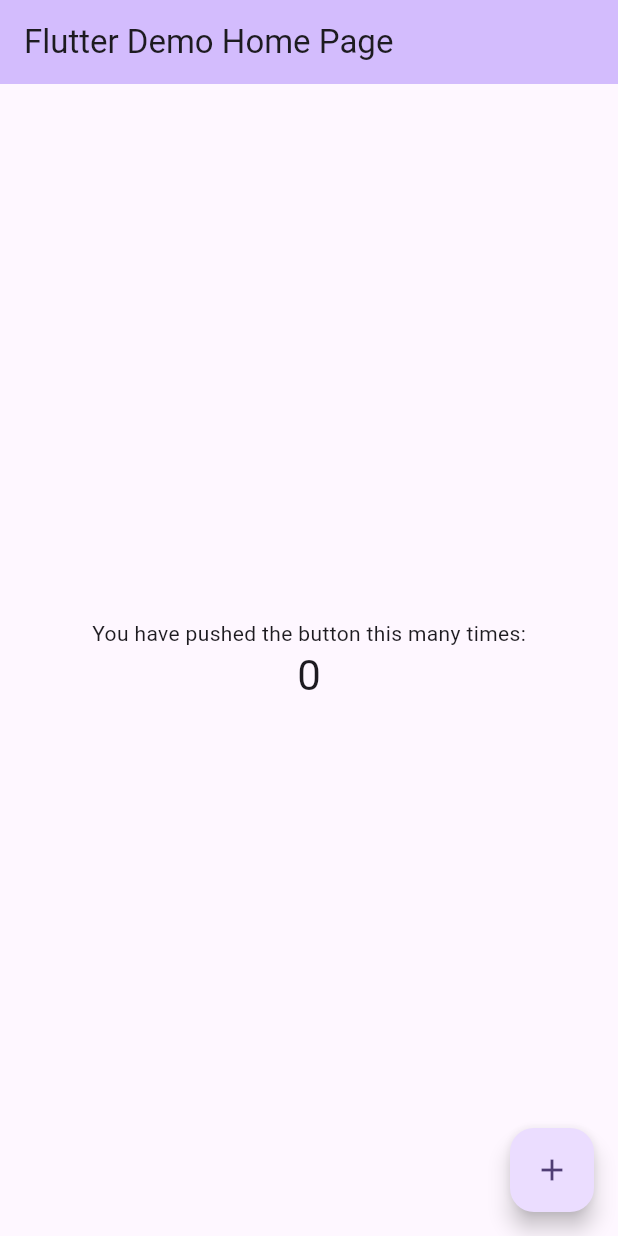
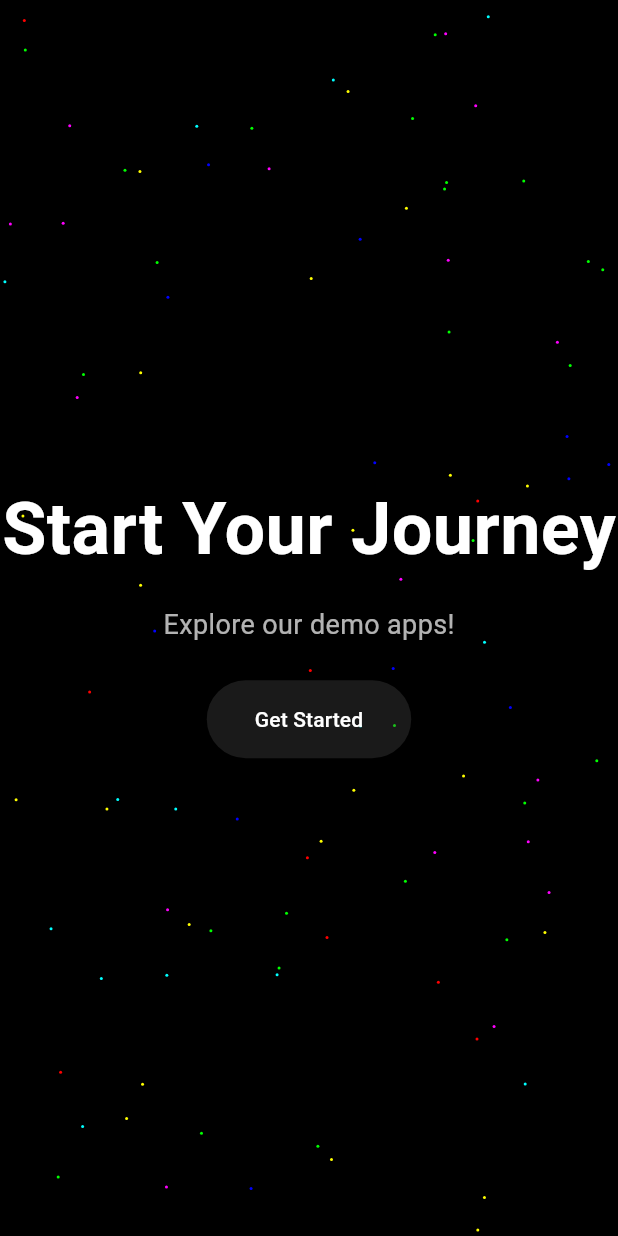
Before and after one commit to bradenizzy/flutter-portfolio-app, a Flutter app: the screen it shows after launch, on a phone screen of 412 x 824 dp. Run offline on Flutter 3.47's test engine with Material 3 defaults, Android fonts, the phone set to English and light mode, and no system bars; our stand-ins replace firebase_core; accounts and stored records are empty; generated files the repository leaves out were written again.

Commit message:
Blackjack Day 1 - Space Home Page

```diff
--- a/lib/main.dart
+++ b/lib/main.dart
@@ -1,131 +1,43 @@
 import 'package:flutter/material.dart';
 import 'package:firebase_core/firebase_core.dart';
 import 'firebase_options.dart';
+import 'package:provider/provider.dart';
+import 'screens/home_screen.dart';
+import 'models/app_data.dart';
+import 'models/blackjack_data.dart';
+import 'models/trivia_data.dart';
+
 
 void main() async {
   WidgetsFlutterBinding.ensureInitialized();
   await Firebase.initializeApp(
     options: DefaultFirebaseOptions.currentPlatform,
   );
-  runApp(const MyApp());
+  runApp(
+    MultiProvider(
+      providers: [
+        ChangeNotifierProvider(create: (_) => AppData()),      // General app data
+        ChangeNotifierProvider(create: (_) => BlackjackData()), // Blackjack-specific data
+        ChangeNotifierProvider(create: (_) => TriviaData()),    // Trivia-specific data
+      ],
+      child: MyPortfolioApp(),
+    ),
+  );
 }
 
-class MyApp extends StatelessWidget {
-  const MyApp({super.key});
+class MyPortfolioApp extends StatelessWidget {
+  const MyPortfolioApp({super.key});
 
   // This widget is the root of your application.
   @override
   Widget build(BuildContext context) {
     return MaterialApp(
-      title: 'Flutter Demo',
-      theme: ThemeData(
-        // This is the theme of your application.
-        //
-        // TRY THIS: Try running your application with "flutter run". You'll see
-        // the application has a purple toolbar. Then, without quitting the app,
-        // try changing the seedColor in the colorScheme below to Colors.green
-        // and then invoke "hot reload" (save your changes or press the "hot
-        // reload" button in a Flutter-supported IDE, or press "r" if you used
-        // the command line to start the app).
-        //
-        // Notice that the counter didn't reset back to zero; the application
-        // state is not lost during the reload. To reset the state, use hot
-        // restart instead.
-        //
-        // This works for code too, not just values: Most code changes can be
-        // tested with just a hot reload.
-        colorScheme: ColorScheme.fromSeed(seedColor: Colors.deepPurple),
-        useMaterial3: true,
-      ),
-      home: const MyHomePage(title: 'Flutter Demo Home Page'),
+        title: 'Portfolio App',
+        theme: ThemeData(
+          colorScheme: ColorScheme.fromSeed(seedColor: Colors.deepPurple),
+          useMaterial3: true,
+        ),
+        home: HomeScreen(),
     );
   }
 }
-
-class MyHomePage extends StatefulWidget {
-  const MyHomePage({super.key, required this.title});
-
-  // This widget is the home page of your application. It is stateful, meaning
-  // that it has a State object (defined below) that contains fields that affect
-  // how it looks.
-
-  // This class is the configuration for the state. It holds the values (in this
-  // case the title) provided by the parent (in this case the App widget) and
-  // used by the build method of the State. Fields in a Widget subclass are
-  // always marked "final".
-
-  final String title;
-
-  @override
-  State<MyHomePage> createState() => _MyHomePageState();
-}
-
-class _MyHomePageState extends State<MyHomePage> {
-  int _counter = 0;
-
-  void _incrementCounter() {
-    setState(() {
-      // This call to setState tells the Flutter framework that something has
-      // changed in this State, which causes it to rerun the build method below
-      // so that the display can reflect the updated values. If we changed
-      // _counter without calling setState(), then the build method would not be
-      // called again, and so nothing would appear to happen.
-      _counter++;
-    });
-  }
-
-  @override
-  Widget build(BuildContext context) {
-    // This method is rerun every time setState is called, for instance as done
-    // by the _incrementCounter method above.
-    //
-    // The Flutter framework has been optimized to make rerunning build methods
-    // fast, so that you can just rebuild anything that needs updating rather
-    // than having to individually change instances of widgets.
-    return Scaffold(
-      appBar: AppBar(
-        // TRY THIS: Try changing the color here to a specific color (to
-        // Colors.amber, perhaps?) and trigger a hot reload to see the AppBar
-        // change color while the other colors stay the same.
-        backgroundColor: Theme.of(context).colorScheme.inversePrimary,
-        // Here we take the value from the MyHomePage object that was created by
-        // the App.build method, and use it to set our appbar title.
-        title: Text(widget.title),
-      ),
-      body: Center(
-        // Center is a layout widget. It takes a single child and positions it
-        // in the middle of the parent.
-        child: Column(
-          // Column is also a layout widget. It takes a list of children and
-          // arranges them vertically. By default, it sizes itself to fit its
-          // children horizontally, and tries to be as tall as its parent.
-          //
-          // Column has various properties to control how it sizes itself and
-          // how it positions its children. Here we use mainAxisAlignment to
-          // center the children vertically; the main axis here is the vertical
-          // axis because Columns are vertical (the cross axis would be
-          // horizontal).
-          //
-          // TRY THIS: Invoke "debug painting" (choose the "Toggle Debug Paint"
-          // action in the IDE, or press "p" in the console), to see the
-          // wireframe for each widget.
-          mainAxisAlignment: MainAxisAlignment.center,
-          children: <Widget>[
-            const Text(
-              'You have pushed the button this many times:',
-            ),
-            Text(
-              '$_counter',
-              style: Theme.of(context).textTheme.headlineMedium,
-            ),
-          ],
-        ),
-      ),
-      floatingActionButton: FloatingActionButton(
-        onPressed: _incrementCounter,
-        tooltip: 'Increment',
-        child: const Icon(Icons.add),
-      ), // This trailing comma makes auto-formatting nicer for build methods.
-    );
-  }
-}
--- /dev/null
+++ b/lib/models/app_data.dart
@@ -0,0 +1,7 @@
+// app_data.dart
+
+import 'package:flutter/material.dart';
+
+class AppData extends ChangeNotifier {
+  // Add your data and methods here
+}
--- /dev/null
+++ b/lib/models/blackjack_data.dart
@@ -0,0 +1,7 @@
+// blackjack_data.dart
+
+import 'package:flutter/material.dart';
+
+class BlackjackData extends ChangeNotifier {
+  // Add your data and methods here
+}
--- /dev/null
+++ b/lib/models/particle_model.dart
@@ -0,0 +1,11 @@
+// particle_model.dart
+
+import 'dart:ui';
+
+class Particle {
+  Offset position;
+  Color color;
+  double speed;
+
+  Particle({required this.position, required this.color, required this.speed});
+}
--- /dev/null
+++ b/lib/models/trivia_data.dart
@@ -0,0 +1,7 @@
+// instagram_edu_data.dart
+
+import 'package:flutter/material.dart';
+
+class TriviaData extends ChangeNotifier {
+  // Add your data and methods here
+}
--- /dev/null
+++ b/lib/screens/home_screen.dart
@@ -0,0 +1,94 @@
+// home_screen.dart
+
+import 'dart:ui';
+import 'package:flutter/material.dart';
+import 'package:provider/provider.dart';
+import '../utils/particle_util.dart';
+import '../widgets/particle_widget.dart';
+import '../models/particle_model.dart';
+
+class HomeScreen extends StatefulWidget {
+  @override
+  _HomeScreenState createState() => _HomeScreenState();
+}
+
+class _HomeScreenState extends State<HomeScreen> with SingleTickerProviderStateMixin {
+  late AnimationController _controller;
+  late List<Particle> _particles;
+
+  @override
+  void initState() {
+    super.initState();
+    _controller = AnimationController(
+      vsync: this,
+      duration: Duration(seconds: 30),
+    )..repeat();
+  }
+
+  @override
+  void didChangeDependencies() {
+    super.didChangeDependencies();
+    // Initialize _particles based on MediaQuery size
+    _particles = List.generate(100, (_) => ParticleUtils.generateParticle(MediaQuery.of(context).size));
+  }
+
+  @override
+  void dispose() {
+    _controller.dispose();
+    super.dispose();
+  }
+
+  @override
+  Widget build(BuildContext context) {
+    return Scaffold(
+      backgroundColor: Colors.black,
+      body: Stack(
+        children: [
+          // Generate a stack of ParticleWidgets
+          ..._particles.map(
+            (particle) => ParticleWidget(
+              particle: particle,
+              animation: Tween<double>(begin: 0, end: MediaQuery.of(context).size.height).animate(_controller),
+            ),
+          ),
+          // Centered content for the homepage (e.g., title and button)
+          Center(
+            child: Column(
+              mainAxisSize: MainAxisSize.min,
+              children: [
+                Text(
+                  'Start Your Journey',
+                  style: TextStyle(
+                    fontSize: 48,
+                    color: Colors.white,
+                    fontWeight: FontWeight.bold,
+                  ),
+                ),
+                SizedBox(height: 16),
+                Text(
+                  'Explore our demo apps!',
+                  style: TextStyle(
+                    fontSize: 18,
+                    color: Colors.white70,
+                  ),
+                ),
+                SizedBox(height: 24),
+                ElevatedButton(
+                  onPressed: () {
+                    // Add navigation to demo apps
+                  },
+                  style: ElevatedButton.styleFrom(
+                    backgroundColor: Colors.white.withOpacity(0.1),
+                    padding: EdgeInsets.symmetric(horizontal: 32, vertical: 16),
+                    shape: RoundedRectangleBorder(borderRadius: BorderRadius.circular(30)),
+                  ),
+                  child: Text('Get Started', style: TextStyle(color: Colors.white)),
+                ),
+              ],
+            ),
+          ),
+        ],
+      ),
+    );
+  }
+}
--- /dev/null
+++ b/lib/utils/particle_util.dart
@@ -0,0 +1,32 @@
+// particle_util.dart
+
+import 'dart:math';
+import 'dart:ui';
+import '../models/particle_model.dart';
+
+class ParticleUtils {
+  static final Random _random = Random();
+
+  static Particle generateParticle(Size screenSize) {
+    return Particle(
+      position: Offset(
+        _random.nextDouble() * screenSize.width,
+        _random.nextDouble() * screenSize.height,
+      ),
+      color: _randomColor(),
+      speed: 1 + _random.nextDouble() * 2, // Random speed between 1 and 3
+    );
+  }
+
+  static Color _randomColor() {
+    List<Color> colors = [
+      Color(0xFFFF00FF), // Magenta
+      Color(0xFF00FFFF), // Cyan
+      Color(0xFFFFFF00), // Yellow
+      Color(0xFF00FF00), // Green
+      Color(0xFFFF0000), // Red
+      Color(0xFF0000FF), // Blue
+    ];
+    return colors[_random.nextInt(colors.length)];
+  }
+}
--- /dev/null
+++ b/lib/widgets/particle_widget.dart
@@ -0,0 +1,32 @@
+// particle_widget.dart
+
+import 'package:flutter/material.dart';
+import '../models/particle_model.dart';
+
+class ParticleWidget extends StatelessWidget {
+  final Particle particle;
+  final Animation<double> animation;
+
+  ParticleWidget({required this.particle, required this.animation});
+
+  @override
+  Widget build(BuildContext context) {
+    return AnimatedBuilder(
+      animation: animation,
+      builder: (context, child) {
+        return Positioned(
+          top: (particle.position.dy + animation.value * particle.speed) % MediaQuery.of(context).size.height,
+          left: particle.position.dx,
+          child: Container(
+            width: 2,
+            height: 2,
+            decoration: BoxDecoration(
+              color: particle.color,
+              shape: BoxShape.circle,
+            ),
+          ),
+        );
+      },
+    );
+  }
+}
--- a/pubspec.yaml
+++ b/pubspec.yaml
@@ -43,6 +43,7 @@ dependencies:
   image_picker: ^1.1.2
   flutter_svg: ^2.0.10
   carousel_slider: ^5.0.0
+  provider: ^6.0.0
 
   # The following adds the Cupertino Icons font to your application.
   # Use with the CupertinoIcons class for iOS style icons.
```
Also changed, not shown: lib/models/hand_model.dart (renamed from lib/models/hand.dart), pubspec.lock, 5 other files.
